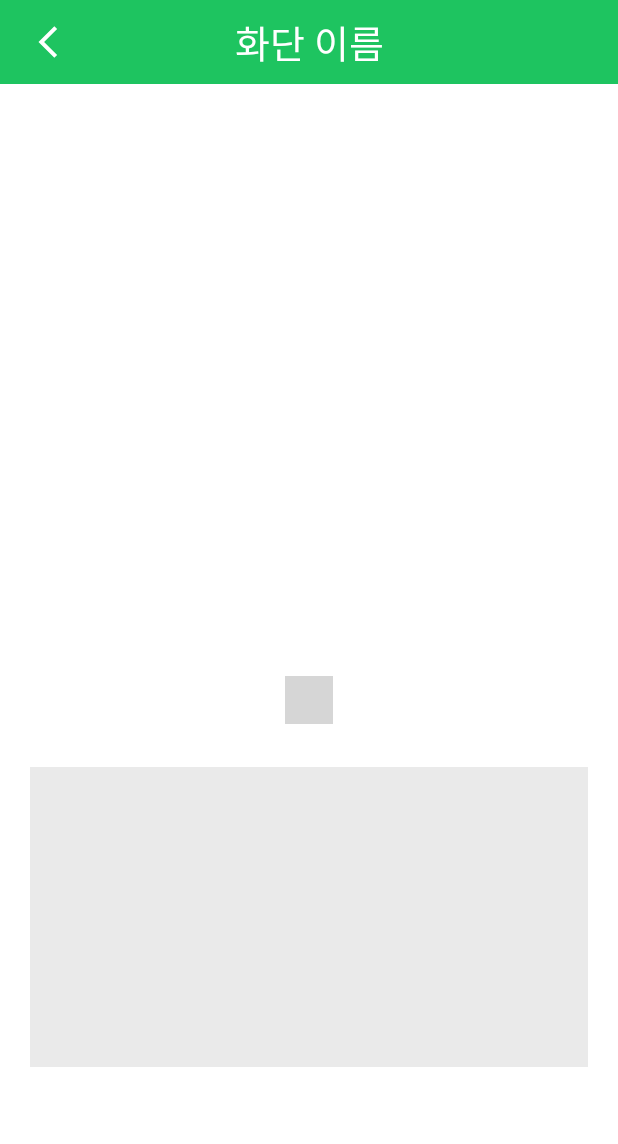
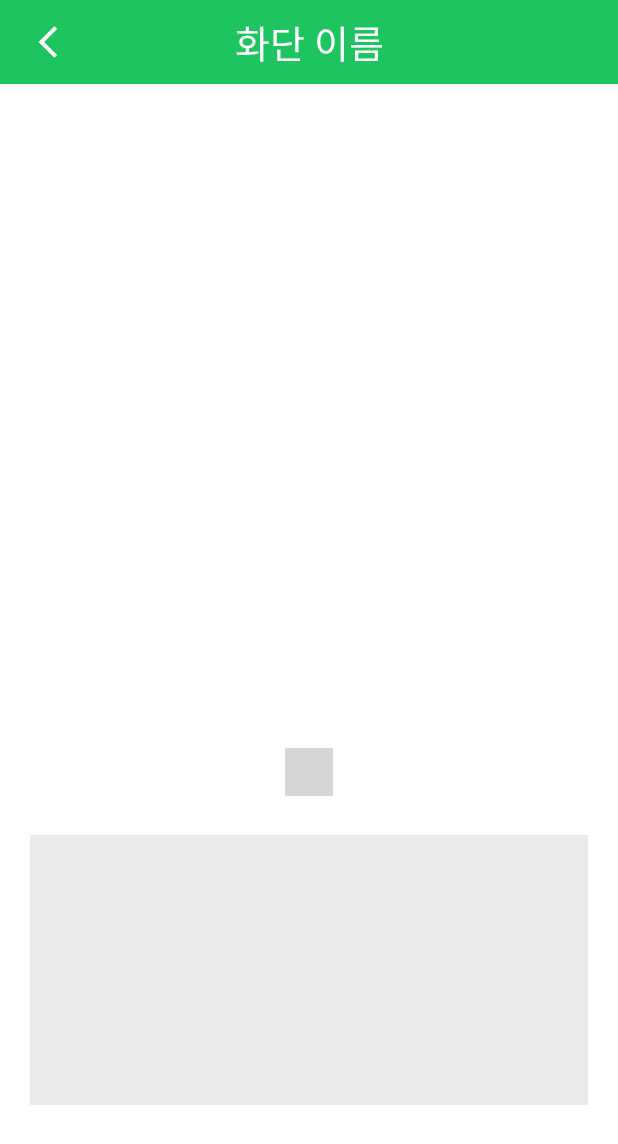
Before and after one commit to SSUGardenMaker/GardenMaker, an Android app: the GardenActivity screen opened directly, with no data from a screen before it, on a phone screen of 412 x 824 dp. Shown: the top 1144 px of the screen. Run offline under Robolectric (Android 15) with nearby library versions, the phone set to English and light mode, and no system bars; plain views replace DotsIndicator; pictures from the network do not load; 5 statements that could not run were skipped; grey boxes are pictures that could not be loaded.

Commit message:
메인 사진과 꽃 사진 임의로 설정 + 화단 식물 삭제 기능

```diff
--- a/app/src/main/java/com/ssu/gardenmaker/slider/SliderAdapter.kt
+++ b/app/src/main/java/com/ssu/gardenmaker/slider/SliderAdapter.kt
@@ -9,12 +9,12 @@ import androidx.viewpager2.widget.ViewPager2
 import com.bumptech.glide.Glide
 import com.ssu.gardenmaker.databinding.SliderItemBinding
 
-class SliderAdapter(context: Context, viewPager2: ViewPager2, sliderImage: ArrayList<String>) :
+class SliderAdapter(context: Context, viewPager2: ViewPager2, sliderImage: ArrayList<Int>) :
     RecyclerView.Adapter<SliderAdapter.SliderViewHolder>() {
 
     private val mContext: Context
     private val mViewPager2 : ViewPager2
-    private val mSliderItems: ArrayList<String>
+    private val mSliderItems: ArrayList<Int>
 
     init {
         mContext = context
@@ -30,7 +30,7 @@ class SliderAdapter(context: Context, viewPager2: ViewPager2, sliderImage: Array
             mBinding = binding
         }
 
-        fun bind(sliderItem: String?) {
+        fun bind(sliderItem: Int?) {
             try {
                 Glide.with(mContext).load(sliderItem).into(mBinding.ivImageSlider)
             }
--- a/app/src/main/res/layout/activity_first.xml
+++ b/app/src/main/res/layout/activity_first.xml
@@ -5,7 +5,7 @@
     android:layout_width="match_parent"
     android:layout_height="match_parent"
     android:orientation="vertical"
-    android:background="@drawable/main_image"
+    android:background="@drawable/first_image"
     android:weightSum="5"
     tools:context=".ui.FirstActivity">
 
--- a/app/src/main/res/layout/activity_garden.xml
+++ b/app/src/main/res/layout/activity_garden.xml
@@ -56,14 +56,14 @@
     <androidx.viewpager2.widget.ViewPager2
         android:id="@+id/vp_image_slider"
         android:layout_width="match_parent"
-        android:layout_height="250dp"
+        android:layout_height="300dp"
         android:paddingStart="60dp"
         android:paddingEnd="60dp"
         app:layout_constraintTop_toTopOf="parent"
         app:layout_constraintBottom_toBottomOf="parent"
         app:layout_constraintLeft_toLeftOf="parent"
         app:layout_constraintRight_toRightOf="parent"
-        app:layout_constraintVertical_bias="0.3"/>
+        app:layout_constraintVertical_bias="0.33"/>
 
     <com.tbuonomo.viewpagerdotsindicator.DotsIndicator
         android:id="@+id/dots_indicator"
@@ -73,6 +73,8 @@
         app:layout_constraintBottom_toTopOf="@+id/plant_detail"
         app:layout_constraintLeft_toLeftOf="parent"
         app:layout_constraintRight_toRightOf="parent"
+        android:layout_marginTop="10dp"
+        android:layout_marginBottom="10dp"
         app:dotsColor="@color/btn_text_color"
         app:selectedDotColor="@color/status_color"
         app:dotsCornerRadius="8dp"
@@ -84,7 +86,7 @@
     <androidx.constraintlayout.widget.ConstraintLayout
         android:id="@+id/plant_detail"
         android:layout_width="match_parent"
-        android:layout_height="200dp"
+        android:layout_height="180dp"
         app:layout_constraintTop_toBottomOf="@id/dots_indicator"
         app:layout_constraintBottom_toTopOf="@+id/btn_delete_plant"
         app:layout_constraintLeft_toLeftOf="parent"
@@ -137,7 +139,7 @@
             app:layout_constraintBottom_toBottomOf="@+id/tv_plant_name"
             app:layout_constraintLeft_toRightOf="@+id/tv_plant_name_value"
             app:layout_constraintRight_toLeftOf="@+id/tv_plant_type_value"
-            android:layout_marginStart="40dp"
+            android:layout_marginStart="20dp"
             android:visibility="gone"
             android:text="종류"
             android:textSize="16sp"
--- a/app/src/main/res/layout/activity_login.xml
+++ b/app/src/main/res/layout/activity_login.xml
@@ -7,7 +7,7 @@
     android:layout_height="match_parent"
     android:orientation="vertical"
     android:weightSum="4"
-    android:background="@drawable/main_image"
+    android:background="@drawable/first_image"
     tools:context=".ui.LoginActivity">
 
     <ImageView
--- a/app/src/main/res/layout/main_layout.xml
+++ b/app/src/main/res/layout/main_layout.xml
@@ -20,6 +20,7 @@
     <androidx.constraintlayout.widget.ConstraintLayout
         android:layout_width="match_parent"
         android:layout_height="0dp"
+        android:background="@drawable/main_image"
         android:layout_weight="12">
 
         <!-- 메인 view -->
@@ -32,7 +33,6 @@
             app:layout_constraintRight_toRightOf="parent"
             app:layout_constraintBottom_toBottomOf="parent"
             android:gravity="center"
-            android:text="메인 화면"
             android:textColor="@color/black"
             android:textSize="30sp"/>
 
--- /dev/null
+++ b/app/src/main/res/values/arrays.xml
@@ -0,0 +1,9 @@
+<?xml version="1.0" encoding="utf-8"?>
+<resources>
+    <array name="img_flowers">
+        <item>@drawable/flowers1</item>
+        <item>@drawable/flowers2</item>
+        <item>@drawable/flowers3</item>
+        <item>@drawable/flowers4</item>
+    </array>
+</resources>
```
Also changed, not shown: app/src/main/java/com/ssu/gardenmaker/category/CategoryEditDialog.kt (+10 -0 lines), app/src/main/java/com/ssu/gardenmaker/plant/PlantCreateDialog.kt (+17 -18 lines), app/src/main/java/com/ssu/gardenmaker/ui/GardenActivity.kt (+29 -5 lines), app/src/main/java/com/ssu/gardenmaker/ui/MainActivity.kt (+48 -18 lines), app/src/main/res/drawable/first_image.png (added), app/src/main/res/drawable/flowers1.png (added), app/src/main/res/drawable/flowers2.png (added), app/src/main/res/drawable/flowers3.png (added), app/src/main/res/drawable/flowers4.png (added), app/src/main/res/drawable/main_image.png.
